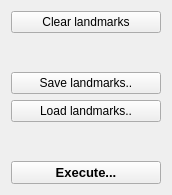
Qt form ddtt/experiment/experiment-widget.ui (ialhashim/ddtt-dev) before a commit.
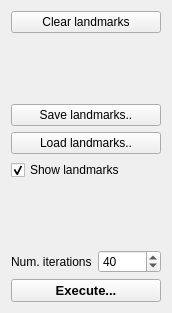
The same form after that commit.

Commit message: [experiment] deformation with only edge constraints.

What changed in the file:
```diff
--- a/ddtt/experiment/experiment-widget.ui
+++ b/ddtt/experiment/experiment-widget.ui
@@ -7,35 +7,34 @@
     <x>0</x>
     <y>0</y>
     <width>172</width>
-    <height>195</height>
+    <height>313</height>
    </rect>
   </property>
   <property name="windowTitle">
    <string>Form</string>
   </property>
   <layout class="QGridLayout" name="gridLayout">
-   <item row="0" column="0">
+   <item row="0" column="0" colspan="2">
     <widget class="QPushButton" name="clearLandmarks">
      <property name="text">
       <string>Clear landmarks</string>
      </property>
     </widget>
    </item>
-   <item row="3" column="0">
-    <widget class="QPushButton" name="loadLandmarks">
-     <property name="text">
-      <string>Load landmarks..</string>
+   <item row="5" column="0" colspan="2">
+    <spacer name="verticalSpacer_2">
+     <property name="orientation">
+      <enum>Qt::Vertical</enum>
      </property>
-    </widget>
-   </item>
-   <item row="2" column="0">
-    <widget class="QPushButton" name="saveLandmarks">
-     <property name="text">
-      <string>Save landmarks..</string>
+     <property name="sizeHint" stdset="0">
+      <size>
+       <width>20</width>
+       <height>40</height>
+      </size>
      </property>
-    </widget>
+    </spacer>
    </item>
-   <item row="1" column="0">
+   <item row="1" column="0" colspan="2">
     <spacer name="verticalSpacer">
      <property name="orientation">
       <enum>Qt::Vertical</enum>
@@ -48,7 +47,7 @@
      </property>
     </spacer>
    </item>
-   <item row="5" column="0">
+   <item row="7" column="0" colspan="2">
     <widget class="QPushButton" name="executeButton">
      <property name="font">
       <font>
@@ -62,18 +61,49 @@
      </property>
     </widget>
    </item>
-   <item row="4" column="0">
-    <spacer name="verticalSpacer_2">
-     <property name="orientation">
-      <enum>Qt::Vertical</enum>
+   <item row="6" column="0">
+    <widget class="QLabel" name="label">
+     <property name="text">
+      <string>Num. iterations</string>
      </property>
-     <property name="sizeHint" stdset="0">
-      <size>
-       <width>20</width>
-       <height>40</height>
-      </size>
+    </widget>
+   </item>
+   <item row="3" column="0" colspan="2">
+    <widget class="QPushButton" name="loadLandmarks">
+     <property name="text">
+      <string>Load landmarks..</string>
      </property>
-    </spacer>
+    </widget>
+   </item>
+   <item row="6" column="1">
+    <widget class="QSpinBox" name="numIterations">
+     <property name="maximum">
+      <number>1000</number>
+     </property>
+     <property name="singleStep">
+      <number>5</number>
+     </property>
+     <property name="value">
+      <number>40</number>
+     </property>
+    </widget>
+   </item>
+   <item row="2" column="0" colspan="2">
+    <widget class="QPushButton" name="saveLandmarks">
+     <property name="text">
+      <string>Save landmarks..</string>
+     </property>
+    </widget>
+   </item>
+   <item row="4" column="0" colspan="2">
+    <widget class="QCheckBox" name="isShowLandmarks">
+     <property name="text">
+      <string>Show landmarks</string>
+     </property>
+     <property name="checked">
+      <bool>true</bool>
+     </property>
+    </widget>
    </item>
   </layout>
  </widget>
```
The commit also changes 39 other files.
